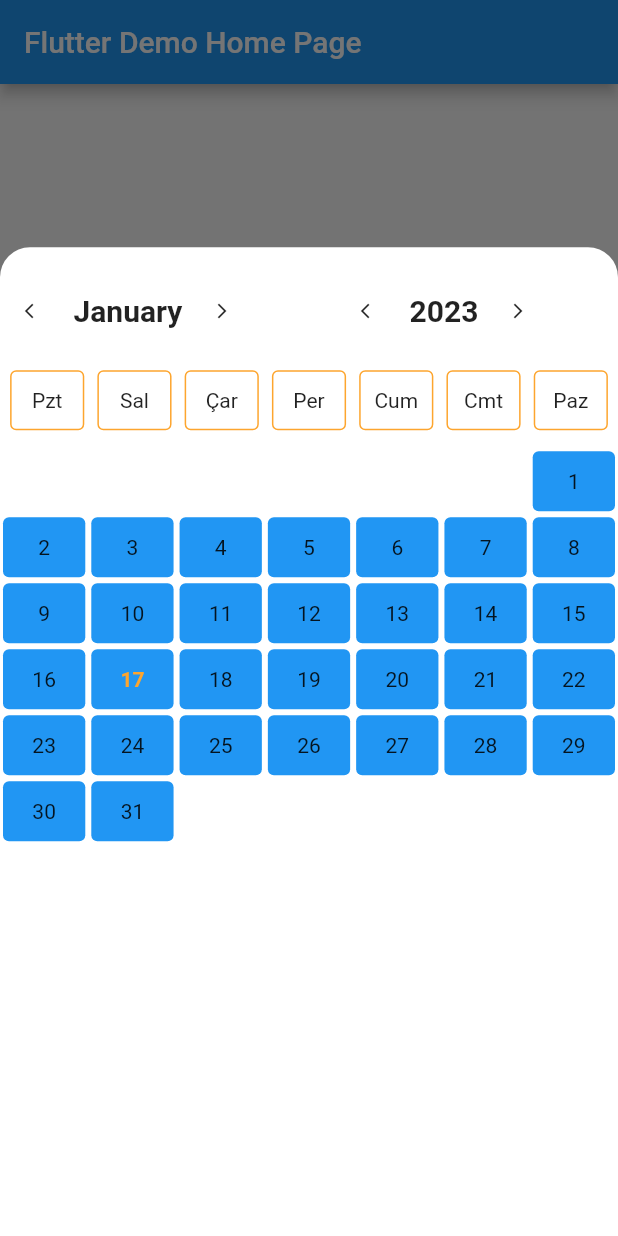
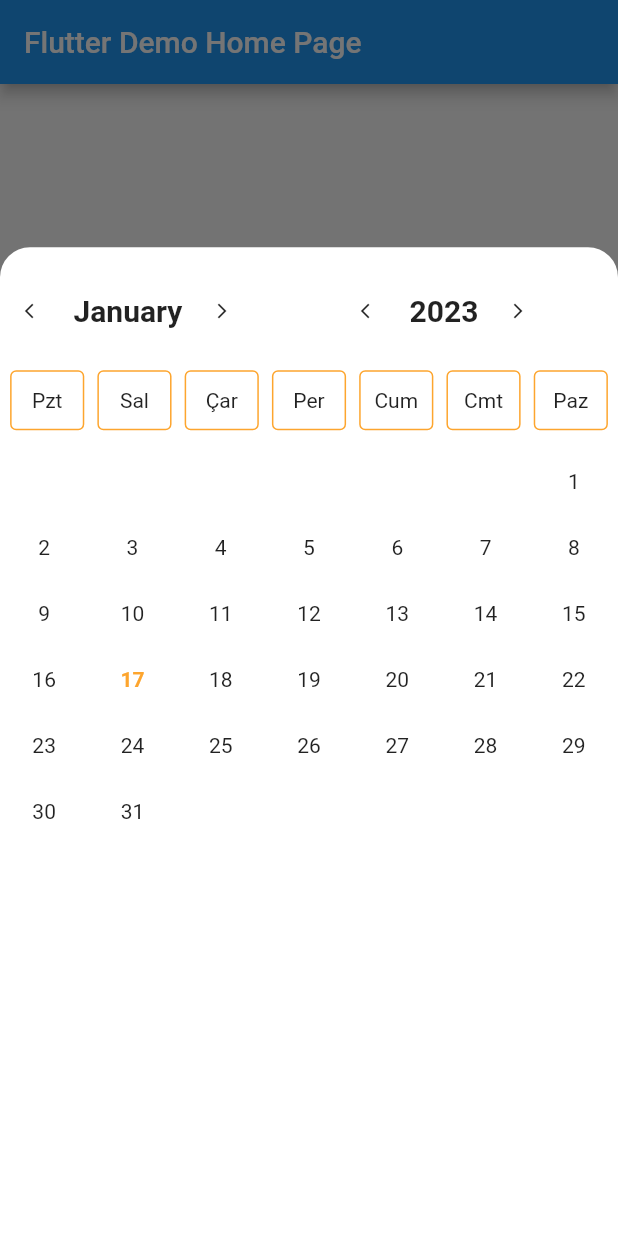
Before and after one commit to Biscozum/mobkit_date_picker, a Flutter app: the screen it shows after launch, after a tap on "MonthAndYearCalendar selectionScroll", after a tap on "StandardCalendar range tap", on a phone screen of 412 x 824 dp. Run offline on Flutter 3.47's test engine with Material 2 defaults, Android fonts, the phone set to English and light mode, and no system bars.

Commit message:
calendarTypeModel edit

```diff
--- a/example/lib/main.dart
+++ b/example/lib/main.dart
@@ -36,7 +36,11 @@ class _MyHomePageState extends State<MyHomePage> {
     monthAndYearCalendar = MonthAndYearCalendar(
       selectedDate: null,
       calendarDate: DateTime.now(),
-      config: MonthAndYearConfigModel(selectionType: type, isFirstLastItemColor: Colors.pink, locale: 'fr_FR'),
+      config: MonthAndYearConfigModel(
+        selectionType: type,
+        isFirstLastItemColor: Colors.pinkAccent,
+        locale: 'fr_FR',
+      ),
       onSelectionChange: (value) {
         setState(() {
           date = value.toString();
@@ -73,7 +77,6 @@ class _MyHomePageState extends State<MyHomePage> {
       config: StandardCalendarConfigModel(
         selectionType: type,
         isFirstLastItemColor: Colors.green,
-        enabledColor: Colors.blue,
       ),
       onSelectionChange: (value) {
         setState(() {
--- a/lib/src/model/calendar_type_model.dart
+++ b/lib/src/model/calendar_type_model.dart
@@ -1 +1 @@
-enum CalendarType { standardCalendar, monthAndYearCalendar, yearCalendar }
+enum CalendarType { standardCalendar, monthAndYearCalendar }
```
